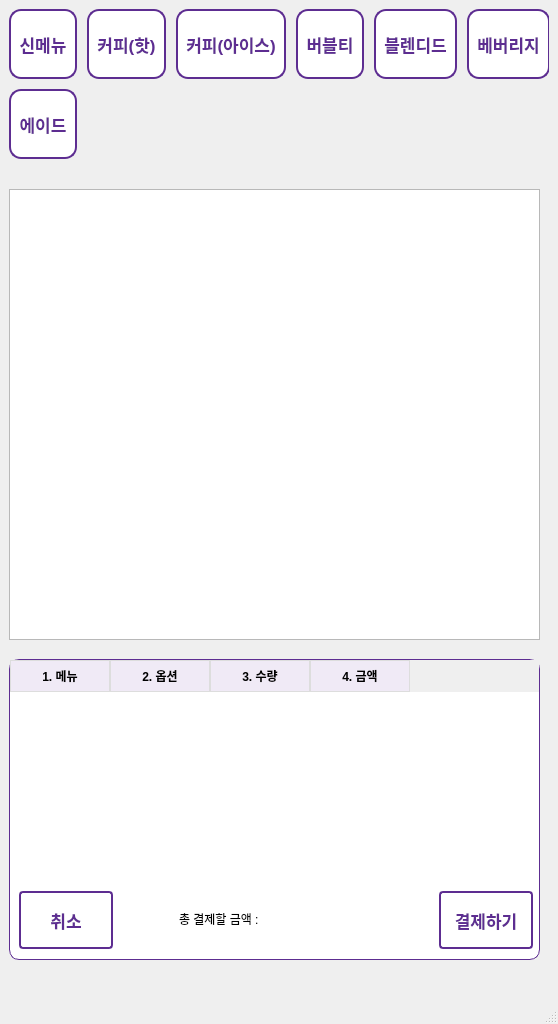
Old version of the form VentiApp/mainwindow.ui in the repository minki9252/TheVentiKiosk.
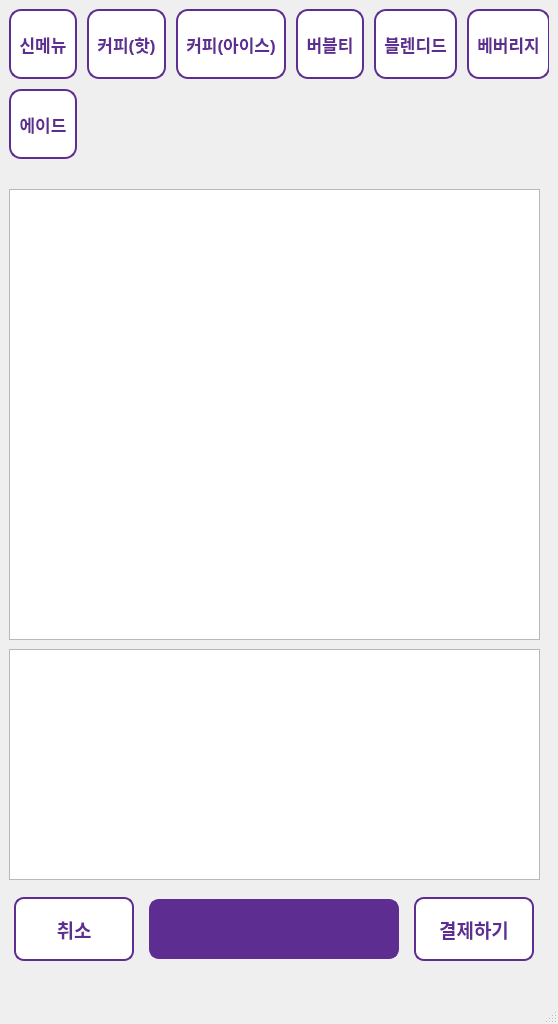
New version of the form. Icons and pictures are not drawn.

```diff
--- a/VentiApp/mainwindow.ui
+++ b/VentiApp/mainwindow.ui
@@ -440,139 +440,112 @@
          </item>
         </layout>
        </widget>
-       <widget class="QTableWidget" name="tableCart">
+       <widget class="QListWidget" name="listCart">
         <property name="geometry">
          <rect>
           <x>0</x>
-          <y>650</y>
+          <y>640</y>
           <width>531</width>
-          <height>301</height>
+          <height>231</height>
          </rect>
         </property>
-        <property name="styleSheet">
-         <string notr="true">QTableWidget {
-    background-color: white;
-    gridline-color: #eeeeee;
-    border: 1px solid #5d2d91;
-    border-radius: 10px;
-}
-
-QHeaderView::section {
-    background-color: #f0eaf6;
-    padding: 4px;
-    border: 1px solid #dddddd;
-    font-weight: bold;
-}</string>
-        </property>
-        <property name="editTriggers">
-         <set>QAbstractItemView::EditTrigger::NoEditTriggers</set>
-        </property>
-        <property name="selectionBehavior">
-         <enum>QAbstractItemView::SelectionBehavior::SelectRows</enum>
-        </property>
-        <property name="columnCount">
-         <number>4</number>
-        </property>
-        <attribute name="verticalHeaderStretchLastSection">
-         <bool>true</bool>
-        </attribute>
-        <column>
-         <property name="text">
-          <string>1. 메뉴</string>
-         </property>
-        </column>
-        <column>
-         <property name="text">
-          <string>2. 옵션</string>
-         </property>
-        </column>
-        <column>
-         <property name="text">
-          <string>3. 수량</string>
-         </property>
-        </column>
-        <column>
-         <property name="text">
-          <string>4. 금액</string>
-         </property>
-        </column>
        </widget>
-       <widget class="QPushButton" name="btnClearCart">
+       <widget class="QWidget" name="horizontalLayoutWidget">
         <property name="geometry">
          <rect>
-          <x>10</x>
-          <y>882</y>
-          <width>94</width>
-          <height>58</height>
+          <x>0</x>
+          <y>880</y>
+          <width>531</width>
+          <height>80</height>
          </rect>
         </property>
-        <property name="styleSheet">
-         <string notr="true">/* [위치: 상단 Grid Layout 내의 버튼들 또는 page_3 전체] */
-QPushButton {
+        <layout class="QHBoxLayout" name="horizontalLayout" stretch="1,2,1">
+         <property name="spacing">
+          <number>10</number>
+         </property>
+         <item>
+          <widget class="QPushButton" name="btnClearCart">
+           <property name="maximumSize">
+            <size>
+             <width>120</width>
+             <height>16777215</height>
+            </size>
+           </property>
+           <property name="styleSheet">
+            <string notr="true">QPushButton {
     background-color: #ffffff;
-    border: 2px solid #5d2d91; /* 더벤티 보라색 테두리 */
-    border-radius: 4px;
-    padding: 2px;
-    font-size: 13pt;
-    font-weight: bold;
+    border: 2px solid #5d2d91;
+    border-radius: 10px;
     color: #5d2d91;
-    min-height: 50px; /* 버튼 높이를 키워 터치하기 좋게 만듦 */
+    font-weight: bold;
+    font-size: 14pt;
+    min-height: 60px; /* 라벨과 높이를 비슷하게 맞춤 */
 }
 
-/* 버튼이 눌렸을 때 (피드백) */
 QPushButton:pressed {
     background-color: #5d2d91;
     color: white;
 }</string>
-        </property>
-        <property name="text">
-         <string>취소</string>
-        </property>
-       </widget>
-       <widget class="QPushButton" name="btnCheckout">
-        <property name="geometry">
-         <rect>
-          <x>430</x>
-          <y>882</y>
-          <width>94</width>
-          <height>58</height>
-         </rect>
-        </property>
-        <property name="styleSheet">
-         <string notr="true">/* [위치: 상단 Grid Layout 내의 버튼들 또는 page_3 전체] */
-QPushButton {
-    background-color: #ffffff;
-    border: 2px solid #5d2d91; /* 더벤티 보라색 테두리 */
-    border-radius: 4px;
-    padding: 2px;
-    font-size: 13pt;
+           </property>
+           <property name="text">
+            <string>취소</string>
+           </property>
+          </widget>
+         </item>
+         <item>
+          <widget class="QLabel" name="lblTotal">
+           <property name="maximumSize">
+            <size>
+             <width>250</width>
+             <height>60</height>
+            </size>
+           </property>
+           <property name="styleSheet">
+            <string notr="true">QLabel#lblTotal {
+    background-color: #5d2d91;   /* 더벤티 보라색 */
+    color: white;               /* 흰색 글자 */
+    border-radius: 10px;        /* 모서리 둥글게 */
+    font-size: 18pt;            /* 금액이니만큼 큼직하게 */
     font-weight: bold;
+    border: 2px solid #5d2d91;
+    padding: 5px;
+}</string>
+           </property>
+           <property name="text">
+            <string/>
+           </property>
+          </widget>
+         </item>
+         <item>
+          <widget class="QPushButton" name="btnCheckout">
+           <property name="maximumSize">
+            <size>
+             <width>120</width>
+             <height>16777215</height>
+            </size>
+           </property>
+           <property name="styleSheet">
+            <string notr="true">QPushButton {
+    background-color: #ffffff;
+    border: 2px solid #5d2d91;
+    border-radius: 10px;
     color: #5d2d91;
-    min-height: 50px; /* 버튼 높이를 키워 터치하기 좋게 만듦 */
+    font-weight: bold;
+    font-size: 14pt;
+    min-height: 60px; /* 라벨과 높이를 비슷하게 맞춤 */
 }
 
-/* 버튼이 눌렸을 때 (피드백) */
 QPushButton:pressed {
     background-color: #5d2d91;
     color: white;
 }</string>
-        </property>
-        <property name="text">
-         <string>결제하기</string>
-        </property>
-       </widget>
-       <widget class="QLabel" name="lblTotal">
-        <property name="geometry">
-         <rect>
-          <x>170</x>
-          <y>900</y>
-          <width>201</width>
-          <height>20</height>
-         </rect>
-        </property>
-        <property name="text">
-         <string>총 결제할 금액 :</string>
-        </property>
+           </property>
+           <property name="text">
+            <string>결제하기</string>
+           </property>
+          </widget>
+         </item>
+        </layout>
        </widget>
       </widget>
      </widget>
```
